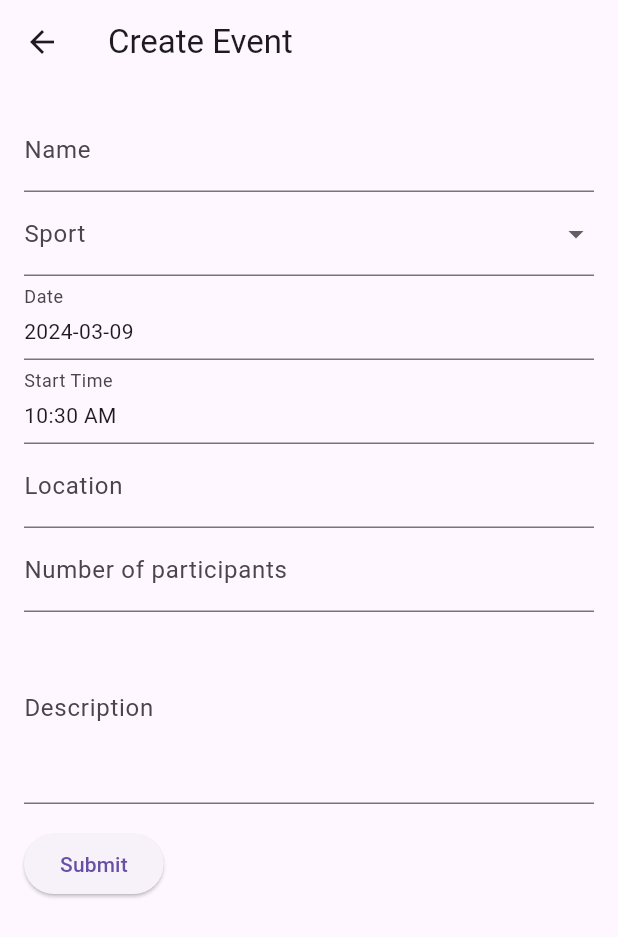
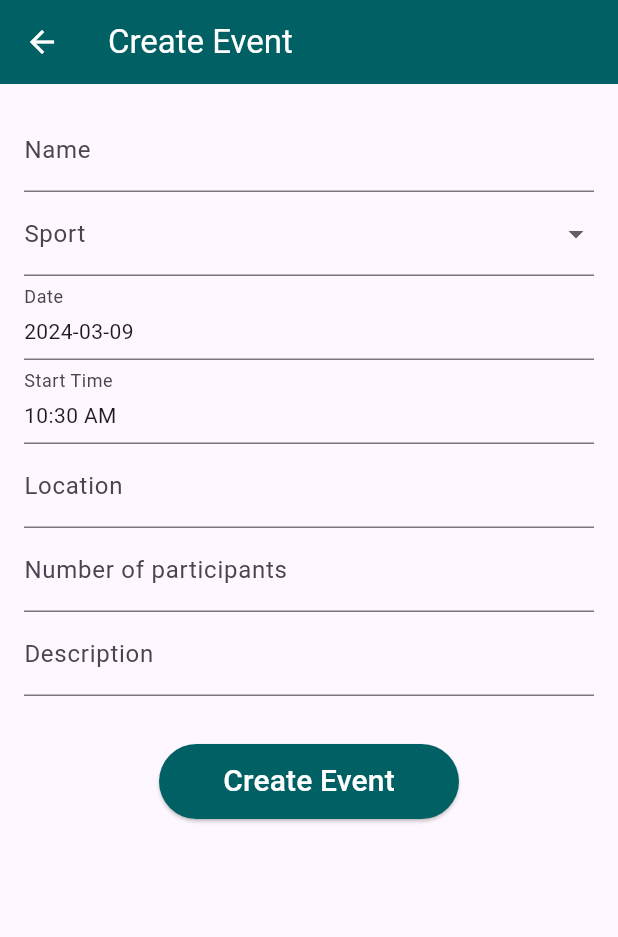
Before and after one commit to Edddush/CIS4030, a Flutter app: the CreateEvent screen opened by its route, on a phone screen of 412 x 824 dp. Shown: the top 937 px of the screen. Run offline on Flutter 3.47's test engine with Material 3 defaults, Android fonts, the phone set to English and light mode, and no system bars; our stand-ins replace flutter_datetime_picker_plus; generated files the repository leaves out were written again; network calls fail.

Commit message:
Addng user Profile
Adding User Profile and some changes to create event

```diff
--- a/playpal/lib/src/app.dart
+++ b/playpal/lib/src/app.dart
@@ -7,6 +7,7 @@ import 'event_feature/event_list_view.dart';
 import 'settings/settings_controller.dart';
 import 'settings/settings_view.dart';
 import 'create_event/create_event.dart';
+import 'user_feature/user_profile.dart';
 
 /// The Widget that configures your application.
 class MyApp extends StatelessWidget {
@@ -72,6 +73,8 @@ class MyApp extends StatelessWidget {
                     return SettingsView(controller: settingsController);
                   case EventDetailsView.routeName:
                     return const EventDetailsView();
+                  case UserProfile.routeName:
+                    return const UserProfile();
                   case CreateEvent.routeName:
                     return const CreateEvent();
                   case EventListView.routeName:
--- a/playpal/lib/src/create_event/create_event.dart
+++ b/playpal/lib/src/create_event/create_event.dart
@@ -24,7 +24,7 @@ class CreateEventState extends State<CreateEvent> {
   int? maxNumParticipants;
   TextEditingController locationController = TextEditingController();
   TextEditingController descriptionController = TextEditingController();
-  List<String> sports = ['Basketball', 'Soccer', 'Tennis'];
+  List<String> sports = ['Basketball', 'Soccer', 'Tennis', 'Hockey', 'Squash', 'Pickleball', "Volleyball"];
   TextEditingController numberController = TextEditingController();
 
   @override
@@ -32,8 +32,11 @@ class CreateEventState extends State<CreateEvent> {
     return Scaffold(
       appBar: AppBar(
         title: Text('Create Event'),
+        backgroundColor: Colors.cyan[900],
+        foregroundColor: Colors.white,
       ),
-      body: Padding(
+      body: SingleChildScrollView(
+        child:Padding(
           padding: EdgeInsets.all(16.0),
           child: Form(
             key: formKey,
@@ -143,7 +146,7 @@ class CreateEventState extends State<CreateEvent> {
                   decoration: InputDecoration(
                     labelText: 'Description',
                   ),
-                maxLines: 4,
+                  minLines: 1,
                   validator: (value) {
                     if (value == null || value.isEmpty) {
                       return 'Please enter a description';
@@ -151,8 +154,10 @@ class CreateEventState extends State<CreateEvent> {
                     return null;
                   },
                 ),
+
                 Padding(
-                padding: const EdgeInsets.symmetric(vertical: 16.0),
+                  padding: const EdgeInsets.symmetric(vertical: 32.0),
+                  child: Center(
                     child: ElevatedButton(
                       onPressed: () {
                         if (formKey.currentState != null && formKey.currentState!.validate()) {
@@ -169,13 +174,23 @@ class CreateEventState extends State<CreateEvent> {
                           'description': descriptionArray,
                         };
                         appendToJson(eventData);
+                        Navigator.pop(context);
                       }
-                    Navigator.pop(context);
                       },
-                  child: Text('Submit'),
+                      child: Text('Create Event',
+                        style: TextStyle(fontSize: 20),
+                      ),
+                      style: ElevatedButton.styleFrom(
+                        minimumSize: Size(200, 50),
+                        padding: EdgeInsets.symmetric(horizontal: 32.0),
+                        backgroundColor: Colors.cyan[900],
+                        foregroundColor: Colors.white,
+                      ),
+                    ),
                   ),
                 ),
               ],
+            ),
           ),
         ),
       ),
--- a/playpal/lib/src/event_feature/event_list_view.dart
+++ b/playpal/lib/src/event_feature/event_list_view.dart
@@ -6,6 +6,7 @@ import 'dart:async';
 import 'dart:convert';
 import 'event_details_view.dart';
 import '../create_event/create_event.dart';
+import '../user_feature/user_profile.dart';
 
 Future<List<Event>> fetchEventsFromFile() async {
   // Read the JSON data from the file
```
Also changed, not shown: playpal/lib/src/user_feature/user_profile.dart (+93 -0 lines). Lines whose indentation alone changed are shown as unchanged.
